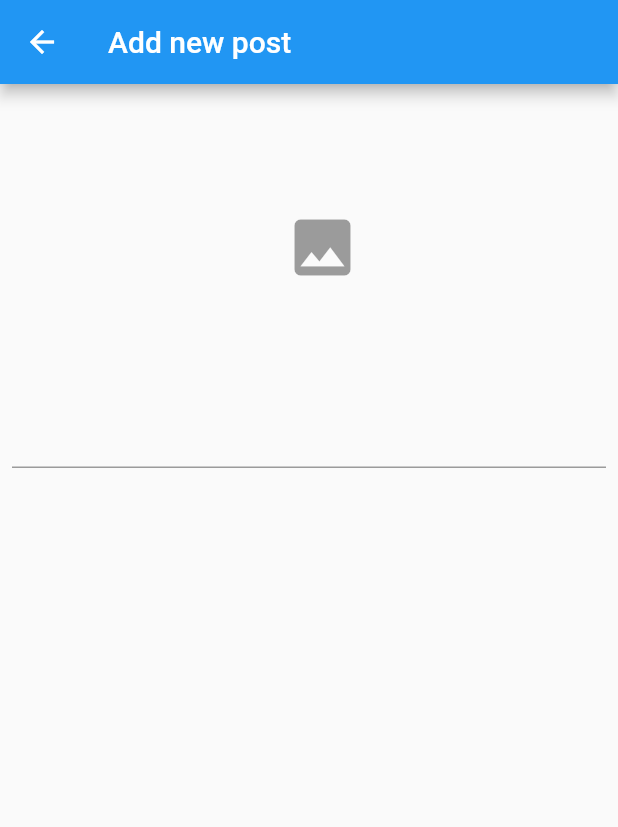
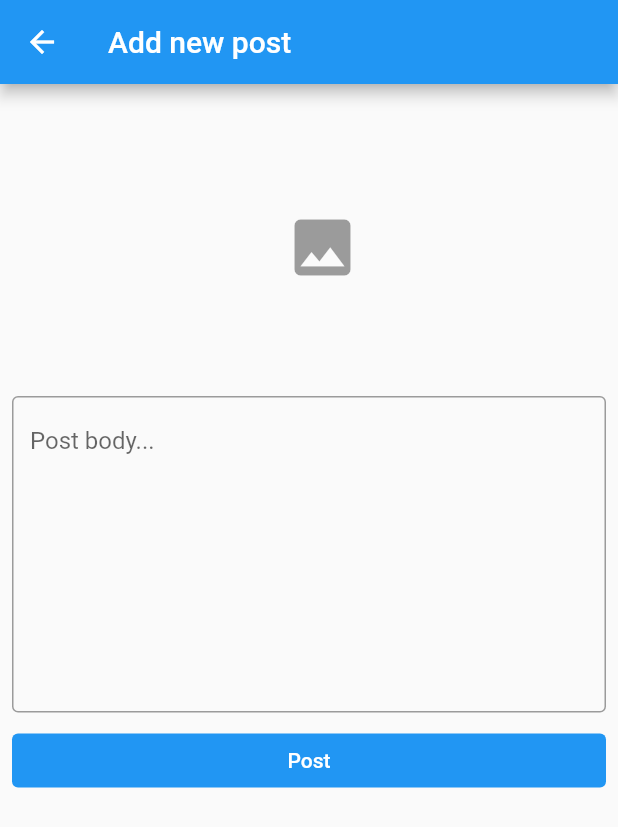
Before and after one commit to ryuimoto/flutter-blog-app, a Flutter app: the PostForm screen opened directly, on a phone screen of 412 x 824 dp. Shown: the top 827 px of the screen. Run offline on Flutter 3.47's test engine with Material 2 defaults, Android fonts, the phone set to English and light mode, and no system bars; our stand-ins replace shared_preferences; accounts and stored records are empty.

Commit message:
add form

```diff
--- a/lib/screens/post_form.dart
+++ b/lib/screens/post_form.dart
@@ -1,3 +1,4 @@
+import 'package:blog_app/constant.dart';
 import 'package:flutter/material.dart';
 
 class PostForm extends StatefulWidget{
@@ -6,13 +7,18 @@ class PostForm extends StatefulWidget{
 }
 
 class _PostFormState extends State<PostForm>{
+  final GlobalKey<FormState> _formKey = GlobalKey<FormState>();
+  final TextEditingController _txtControllerBody = TextEditingController();
+  bool _loading = false;
+
+
   @override
   Widget build(BuildContext context){
     return Scaffold(
       appBar: AppBar(
         title: Text('Add new post'),
       ),
-      body: ListView(
+      body: _loading ? Center(child: CircularProgressIndicator(),) : ListView(
         children: [
           Container(
             width: MediaQuery.of(context).size.width,
@@ -27,13 +33,31 @@ class _PostFormState extends State<PostForm>{
             ),
           ),
           Form(
+            key: _formKey,
+
             child: Padding(
               padding: EdgeInsets.all(8),
               child: TextFormField(
+                controller: _txtControllerBody,
                 keyboardType: TextInputType.multiline,
-
+                maxLines: 9,
+                validator: (val) => val!.isEmpty ? 'Post body is required' : null,
+                decoration: InputDecoration(
+                  hintText: 'Post body...',
+                  border: OutlineInputBorder(borderSide: BorderSide(width: 1,color: Colors.black38)),
+                ),
               ),
             ),
+          ),
+          Padding(
+            padding: EdgeInsets.symmetric(horizontal: 8),
+            child: kTextButton('Post', (){
+              if(_formKey.currentState!.validate()){
+                setState((){
+                  _loading = !_loading;
+                });
+              }
+            }),
           ),
         ],
       ),
```
